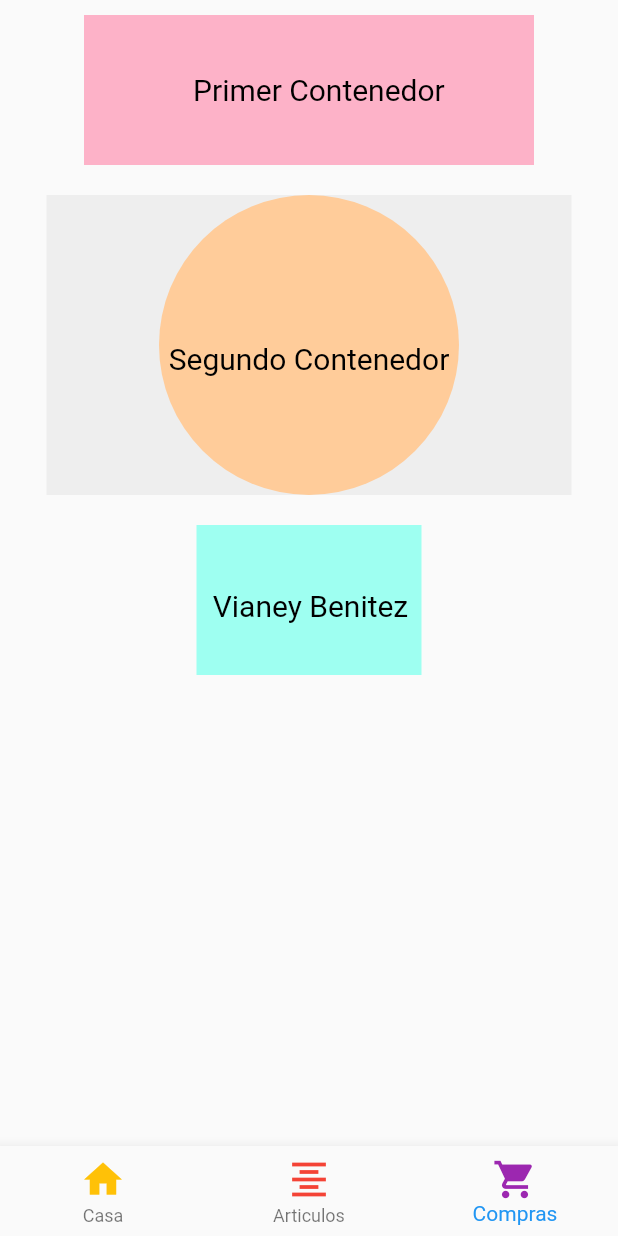
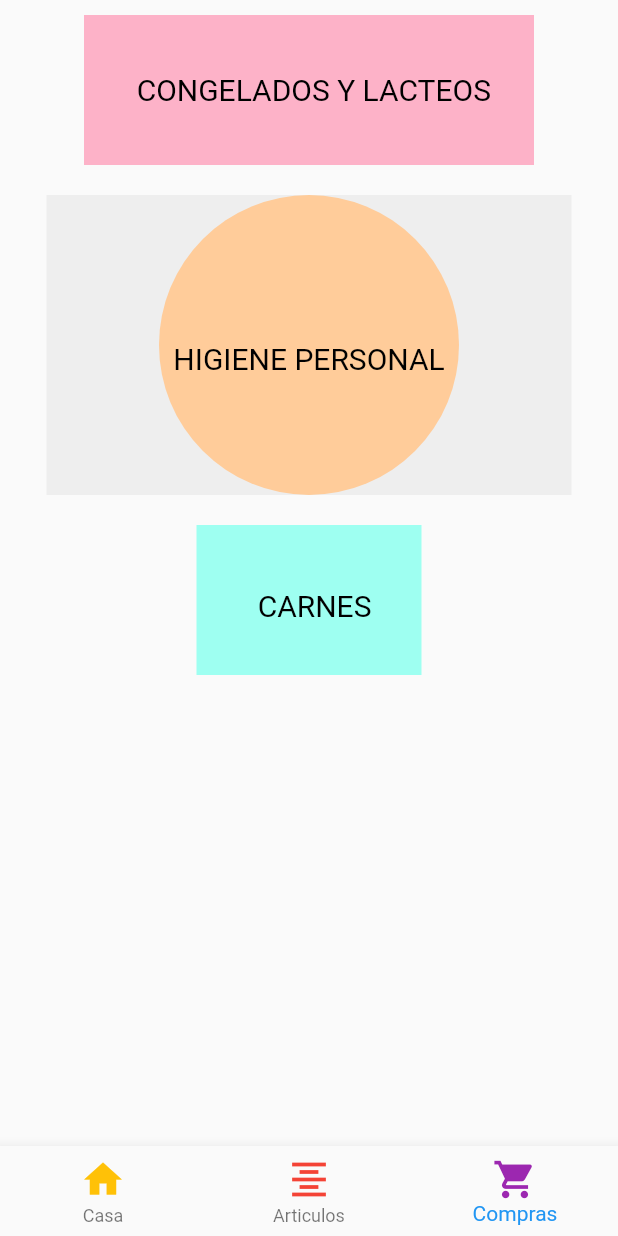
Before and after one commit to vianeyalejandra03/hamburguesa, a Flutter app: the screen it shows after launch, item 3 of the bottom bar chosen, on a phone screen of 412 x 824 dp. Run offline on Flutter 3.47's test engine with Material 2 defaults, Android fonts, the phone set to English and light mode, and no system bars.

```diff
--- a/lib/pages/third_pages.dart
+++ b/lib/pages/third_pages.dart
@@ -24,7 +24,7 @@ class _ThirdPageState extends State<ThirdPage> {
                 child: Align(
                   alignment: Alignment(0.1, 0),
                   child: Text(
-                    "Primer Contenedor",
+                    "CONGELADOS Y LACTEOS",
                     textAlign: TextAlign.center,
                     style: TextStyle(fontSize: 20.0, color: Colors.black),
                   ),
@@ -47,7 +47,7 @@ class _ThirdPageState extends State<ThirdPage> {
                   child: Align(
                     alignment: Alignment(0, 0.1),
                     child: Text(
-                      "Segundo Contenedor",
+                      "HIGIENE PERSONAL",
                       textAlign: TextAlign.center,
                       style: TextStyle(fontSize: 20.0, color: Colors.black),
                     ),
@@ -72,7 +72,7 @@ class _ThirdPageState extends State<ThirdPage> {
                   child: Align(
                     alignment: Alignment(0.1, 0.1),
                     child: Text(
-                      "Vianey Benitez",
+                      "CARNES",
                       textAlign: TextAlign.center,
                       style: TextStyle(fontSize: 20.0, color: Colors.black),
                     ),
```
Also changed, not shown: 1 other file.
